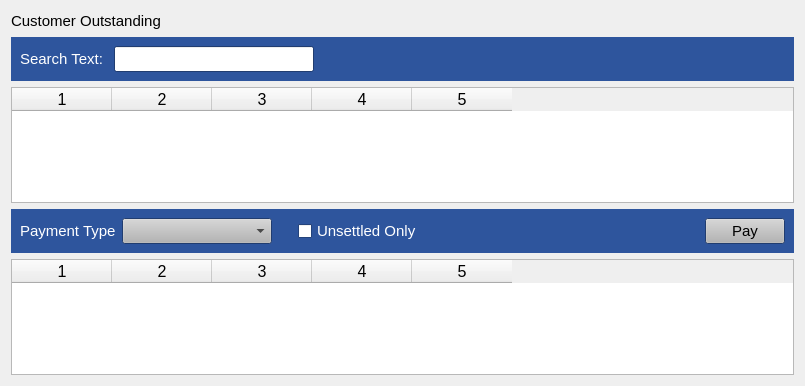
This is estorecpp/customeroutstanding.ui in Watti/estorecpp as Qt 5 draws it before an edit. The edited form follows.
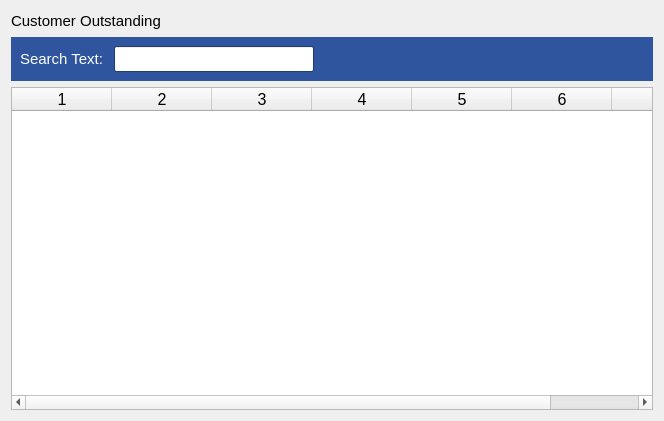
This is the edited form.

Commit message: customer outstanding simplified

What changed in the file:
```diff
--- a/estorecpp/customeroutstanding.ui
+++ b/estorecpp/customeroutstanding.ui
@@ -6,8 +6,8 @@
    <rect>
     <x>0</x>
     <y>0</y>
-    <width>805</width>
-    <height>386</height>
+    <width>664</width>
+    <height>421</height>
    </rect>
   </property>
   <property name="windowTitle">
@@ -563,614 +563,10 @@
       </font>
      </property>
      <property name="columnCount">
-      <number>5</number>
+      <number>7</number>
      </property>
      <column/>
      <column/>
-     <column/>
-     <column/>
-     <column/>
-    </widget>
-   </item>
-   <item>
-    <widget class="QWidget" name="widget_2" native="true">
-     <property name="palette">
-      <palette>
-       <active>
-        <colorrole role="WindowText">
-         <brush brushstyle="SolidPattern">
-          <color alpha="255">
-           <red>0</red>
-           <green>0</green>
-           <blue>0</blue>
-          </color>
-         </brush>
-        </colorrole>
-        <colorrole role="Button">
-         <brush brushstyle="SolidPattern">
-          <color alpha="255">
-           <red>180</red>
-           <green>180</green>
-           <blue>180</blue>
-          </color>
-         </brush>
-        </colorrole>
-        <colorrole role="Light">
-         <brush brushstyle="SolidPattern">
-          <color alpha="255">
-           <red>255</red>
-           <green>255</green>
-           <blue>255</blue>
-          </color>
-         </brush>
-        </colorrole>
-        <colorrole role="Midlight">
-         <brush brushstyle="SolidPattern">
-          <color alpha="255">
-           <red>217</red>
-           <green>217</green>
-           <blue>217</blue>
-          </color>
-         </brush>
-        </colorrole>
-        <colorrole role="Dark">
-         <brush brushstyle="SolidPattern">
-          <color alpha="255">
-           <red>90</red>
-           <green>90</green>
-           <blue>90</blue>
-          </color>
-         </brush>
-        </colorrole>
-        <colorrole role="Mid">
-         <brush brushstyle="SolidPattern">
-          <color alpha="255">
-           <red>120</red>
-           <green>120</green>
-           <blue>120</blue>
-          </color>
-         </brush>
-        </colorrole>
-        <colorrole role="Text">
-         <brush brushstyle="SolidPattern">
-          <color alpha="255">
-           <red>0</red>
-           <green>0</green>
-           <blue>0</blue>
-          </color>
-         </brush>
-        </colorrole>
-        <colorrole role="BrightText">
-         <brush brushstyle="SolidPattern">
-          <color alpha="255">
-           <red>255</red>
-           <green>255</green>
-           <blue>255</blue>
-          </color>
-         </brush>
-        </colorrole>
-        <colorrole role="ButtonText">
-         <brush brushstyle="SolidPattern">
-          <color alpha="255">
-           <red>0</red>
-           <green>0</green>
-           <blue>0</blue>
-          </color>
-         </brush>
-        </colorrole>
-        <colorrole role="Base">
-         <brush brushstyle="SolidPattern">
-          <color alpha="255">
-           <red>255</red>
-           <green>255</green>
-           <blue>255</blue>
-          </color>
-         </brush>
-        </colorrole>
-        <colorrole role="Window">
-         <brush brushstyle="SolidPattern">
-          <color alpha="255">
-           <red>46</red>
-           <green>85</green>
-           <blue>157</blue>
-          </color>
-         </brush>
-        </colorrole>
-        <colorrole role="Shadow">
-         <brush brushstyle="SolidPattern">
-          <color alpha="255">
-           <red>0</red>
-           <green>0</green>
-           <blue>0</blue>
-          </color>
-         </brush>
-        </colorrole>
-        <colorrole role="AlternateBase">
-         <brush brushstyle="SolidPattern">
-          <color alpha="255">
-           <red>217</red>
-           <green>217</green>
-           <blue>217</blue>
-          </color>
-         </brush>
-        </colorrole>
-        <colorrole role="ToolTipBase">
-         <brush brushstyle="SolidPattern">
-          <color alpha="255">
-           <red>255</red>
-           <green>255</green>
-           <blue>220</blue>
-          </color>
-         </brush>
-        </colorrole>
-        <colorrole role="ToolTipText">
-         <brush brushstyle="SolidPattern">
-          <color alpha="255">
-           <red>0</red>
-           <green>0</green>
-           <blue>0</blue>
-          </color>
-         </brush>
-        </colorrole>
-       </active>
-       <inactive>
-        <colorrole role="WindowText">
-         <brush brushstyle="SolidPattern">
-          <color alpha="255">
-           <red>0</red>
-           <green>0</green>
-           <blue>0</blue>
-          </color>
-         </brush>
-        </colorrole>
-        <colorrole role="Button">
-         <brush brushstyle="SolidPattern">
-          <color alpha="255">
-           <red>180</red>
-           <green>180</green>
-           <blue>180</blue>
-          </color>
-         </brush>
-        </colorrole>
-        <colorrole role="Light">
-         <brush brushstyle="SolidPattern">
-          <color alpha="255">
-           <red>255</red>
-           <green>255</green>
-           <blue>255</blue>
-          </color>
-         </brush>
-        </colorrole>
-        <colorrole role="Midlight">
-         <brush brushstyle="SolidPattern">
-          <color alpha="255">
-           <red>217</red>
-           <green>217</green>
-           <blue>217</blue>
-          </color>
-         </brush>
-        </colorrole>
-        <colorrole role="Dark">
-         <brush brushstyle="SolidPattern">
-          <color alpha="255">
-           <red>90</red>
-           <green>90</green>
-           <blue>90</blue>
-          </color>
-         </brush>
-        </colorrole>
-        <colorrole role="Mid">
-         <brush brushstyle="SolidPattern">
-          <color alpha="255">
-           <red>120</red>
-           <green>120</green>
-           <blue>120</blue>
-          </color>
-         </brush>
-        </colorrole>
-        <colorrole role="Text">
-         <brush brushstyle="SolidPattern">
-          <color alpha="255">
-           <red>0</red>
-           <green>0</green>
-           <blue>0</blue>
-          </color>
-         </brush>
-        </colorrole>
-        <colorrole role="BrightText">
-         <brush brushstyle="SolidPattern">
-          <color alpha="255">
-           <red>255</red>
-           <green>255</green>
-           <blue>255</blue>
-          </color>
-         </brush>
-        </colorrole>
-        <colorrole role="ButtonText">
-         <brush brushstyle="SolidPattern">
-          <color alpha="255">
-           <red>0</red>
-           <green>0</green>
-           <blue>0</blue>
-          </color>
-         </brush>
-        </colorrole>
-        <colorrole role="Base">
-         <brush brushstyle="SolidPattern">
-          <color alpha="255">
-           <red>255</red>
-           <green>255</green>
-           <blue>255</blue>
-          </color>
-         </brush>
-        </colorrole>
-        <colorrole role="Window">
-         <brush brushstyle="SolidPattern">
-          <color alpha="255">
-           <red>46</red>
-           <green>85</green>
-           <blue>157</blue>
-          </color>
-         </brush>
-        </colorrole>
-        <colorrole role="Shadow">
-         <brush brushstyle="SolidPattern">
-          <color alpha="255">
-           <red>0</red>
-           <green>0</green>
-           <blue>0</blue>
-          </color>
-         </brush>
-        </colorrole>
-        <colorrole role="AlternateBase">
-         <brush brushstyle="SolidPattern">
-          <color alpha="255">
-           <red>217</red>
-           <green>217</green>
-           <blue>217</blue>
-          </color>
-         </brush>
-        </colorrole>
-        <colorrole role="ToolTipBase">
-         <brush brushstyle="SolidPattern">
-          <color alpha="255">
-           <red>255</red>
-           <green>255</green>
-           <blue>220</blue>
-          </color>
-         </brush>
-        </colorrole>
-        <colorrole role="ToolTipText">
-         <brush brushstyle="SolidPattern">
-          <color alpha="255">
-           <red>0</red>
-           <green>0</green>
-           <blue>0</blue>
-          </color>
-         </brush>
-        </colorrole>
-       </inactive>
-       <disabled>
-        <colorrole role="WindowText">
-         <brush brushstyle="SolidPattern">
-          <color alpha="255">
-           <red>90</red>
-           <green>90</green>
-           <blue>90</blue>
-          </color>
-         </brush>
-        </colorrole>
-        <colorrole role="Button">
-         <brush brushstyle="SolidPattern">
-          <color alpha="255">
-           <red>180</red>
-           <green>180</green>
-           <blue>180</blue>
-          </color>
-         </brush>
-        </colorrole>
-        <colorrole role="Light">
-         <brush brushstyle="SolidPattern">
-          <color alpha="255">
-           <red>255</red>
-           <green>255</green>
-           <blue>255</blue>
-          </color>
-         </brush>
-        </colorrole>
-        <colorrole role="Midlight">
-         <brush brushstyle="SolidPattern">
-          <color alpha="255">
-           <red>217</red>
-           <green>217</green>
-           <blue>217</blue>
-          </color>
-         </brush>
-        </colorrole>
-        <colorrole role="Dark">
-         <brush brushstyle="SolidPattern">
-          <color alpha="255">
-           <red>90</red>
-           <green>90</green>
-           <blue>90</blue>
-          </color>
-         </brush>
-        </colorrole>
-        <colorrole role="Mid">
-         <brush brushstyle="SolidPattern">
-          <color alpha="255">
-           <red>120</red>
-           <green>120</green>
-           <blue>120</blue>
-          </color>
-         </brush>
-        </colorrole>
-        <colorrole role="Text">
-         <brush brushstyle="SolidPattern">
-          <color alpha="255">
-           <red>90</red>
-           <green>90</green>
-           <blue>90</blue>
-          </color>
-         </brush>
-        </colorrole>
-        <colorrole role="BrightText">
-         <brush brushstyle="SolidPattern">
-          <color alpha="255">
-           <red>255</red>
-           <green>255</green>
-           <blue>255</blue>
-          </color>
-         </brush>
-        </colorrole>
-        <colorrole role="ButtonText">
-         <brush brushstyle="SolidPattern">
-          <color alpha="255">
-           <red>90</red>
-           <green>90</green>
-           <blue>90</blue>
-          </color>
-         </brush>
-        </colorrole>
-        <colorrole role="Base">
-         <brush brushstyle="SolidPattern">
-          <color alpha="255">
-           <red>46</red>
-           <green>85</green>
-           <blue>157</blue>
-          </color>
-         </brush>
-        </colorrole>
-        <colorrole role="Window">
-         <brush brushstyle="SolidPattern">
-          <color alpha="255">
-           <red>46</red>
-           <green>85</green>
-           <blue>157</blue>
-          </color>
-         </brush>
-        </colorrole>
-        <colorrole role="Shadow">
-         <brush brushstyle="SolidPattern">
-          <color alpha="255">
-           <red>0</red>
-           <green>0</green>
-           <blue>0</blue>
-          </color>
-         </brush>
-        </colorrole>
-        <colorrole role="AlternateBase">
-         <brush brushstyle="SolidPattern">
-          <color alpha="255">
-           <red>180</red>
-           <green>180</green>
-           <blue>180</blue>
-          </color>
-         </brush>
-        </colorrole>
-        <colorrole role="ToolTipBase">
-         <brush brushstyle="SolidPattern">
-          <color alpha="255">
-           <red>255</red>
-           <green>255</green>
-           <blue>220</blue>
-          </color>
-         </brush>
-        </colorrole>
-        <colorrole role="ToolTipText">
-         <brush brushstyle="SolidPattern">
-          <color alpha="255">
-           <red>0</red>
-           <green>0</green>
-           <blue>0</blue>
-          </color>
-         </brush>
-        </colorrole>
-       </disabled>
-      </palette>
-     </property>
-     <property name="font">
-      <font>
-       <pointsize>10</pointsize>
-      </font>
-     </property>
-     <property name="autoFillBackground">
-      <bool>true</bool>
-     </property>
-     <layout class="QHBoxLayout" name="horizontalLayout_2">
-      <item>
-       <widget class="QLabel" name="label_3">
-        <property name="sizePolicy">
-         <sizepolicy hsizetype="Minimum" vsizetype="Preferred">
-          <horstretch>0</horstretch>
-          <verstretch>0</verstretch>
-         </sizepolicy>
-        </property>
-        <property name="palette">
-         <palette>
-          <active>
-           <colorrole role="WindowText">
-            <brush brushstyle="SolidPattern">
-             <color alpha="255">
-              <red>255</red>
-              <green>255</green>
-              <blue>255</blue>
-             </color>
-            </brush>
-           </colorrole>
-          </active>
-          <inactive>
-           <colorrole role="WindowText">
-            <brush brushstyle="SolidPattern">
-             <color alpha="255">
-              <red>255</red>
-              <green>255</green>
-              <blue>255</blue>
-             </color>
-            </brush>
-           </colorrole>
-          </inactive>
-          <disabled>
-           <colorrole role="WindowText">
-            <brush brushstyle="SolidPattern">
-             <color alpha="255">
-              <red>90</red>
-              <green>90</green>
-              <blue>90</blue>
-             </color>
-            </brush>
-           </colorrole>
-          </disabled>
-         </palette>
-        </property>
-        <property name="font">
-         <font>
-          <pointsize>11</pointsize>
-         </font>
-        </property>
-        <property name="text">
-         <string>Payment Type</string>
-        </property>
-       </widget>
-      </item>
-      <item>
-       <widget class="QComboBox" name="paymentType">
-        <property name="minimumSize">
-         <size>
-          <width>150</width>
-          <height>0</height>
-         </size>
-        </property>
-        <property name="font">
-         <font>
-          <pointsize>11</pointsize>
-         </font>
-        </property>
-       </widget>
-      </item>
-      <item>
-       <spacer name="horizontalSpacer_4">
-        <property name="orientation">
-         <enum>Qt::Horizontal</enum>
-        </property>
-        <property name="sizeType">
-         <enum>QSizePolicy::Fixed</enum>
-        </property>
-        <property name="sizeHint" stdset="0">
-         <size>
-          <width>20</width>
-          <height>20</height>
-         </size>
-        </property>
-       </spacer>
-      </item>
-      <item>
-       <widget class="QCheckBox" name="checkBox">
-        <property name="palette">
-         <palette>
-          <active>
-           <colorrole role="WindowText">
-            <brush brushstyle="SolidPattern">
-             <color alpha="255">
-              <red>255</red>
-              <green>255</green>
-              <blue>255</blue>
-             </color>
-            </brush>
-           </colorrole>
-          </active>
-          <inactive>
-           <colorrole role="WindowText">
-            <brush brushstyle="SolidPattern">
-             <color alpha="255">
-              <red>255</red>
-              <green>255</green>
-              <blue>255</blue>
-             </color>
-            </brush>
-           </colorrole>
-          </inactive>
-          <disabled>
-           <colorrole role="WindowText">
-            <brush brushstyle="SolidPattern">
-             <color alpha="255">
-              <red>90</red>
-              <green>90</green>
-              <blue>90</blue>
-             </color>
-            </brush>
-           </colorrole>
-          </disabled>
-         </palette>
-        </property>
-        <property name="font">
-         <font>
-          <pointsize>11</pointsize>
-         </font>
-        </property>
-        <property name="text">
-         <string>Unsettled Only</string>
-        </property>
-       </widget>
-      </item>
-      <item>
-       <spacer name="horizontalSpacer_2">
-        <property name="orientation">
-         <enum>Qt::Horizontal</enum>
-        </property>
-        <property name="sizeHint" stdset="0">
-         <size>
-          <width>40</width>
-          <height>20</height>
-         </size>
-        </property>
-       </spacer>
-      </item>
-      <item>
-       <widget class="QPushButton" name="multiPayBtn">
-        <property name="font">
-         <font>
-          <pointsize>11</pointsize>
-         </font>
-        </property>
-        <property name="text">
-         <string>Pay</string>
-        </property>
-       </widget>
-      </item>
-     </layout>
-    </widget>
-   </item>
-   <item>
-    <widget class="QTableWidget" name="outstandings">
-     <property name="font">
-      <font>
-       <pointsize>12</pointsize>
-      </font>
-     </property>
-     <property name="columnCount">
-      <number>5</number>
-     </property>
      <column/>
      <column/>
      <column/>
```
The commit also changes 5 other files.
